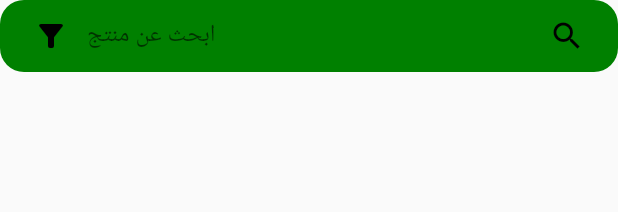
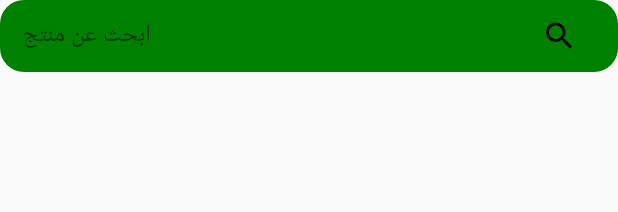
Before and after one commit to HasanIssa9/Stop_and_Shop, a Flutter app: the Search widget shown alone on an empty page, opened directly, on a phone screen of 412 x 824 dp. Shown: the top 212 px of the screen. Run offline on Flutter 3.47's test engine with Material 2 defaults, Android fonts, the phone set to English and light mode, and no system bars; our stand-ins replace animated_splash_screen, awesome_dialog, geocoding, geolocator, get, google_nav_bar and 3 more; accounts and stored records are empty; network calls fail.

Commit message:
last99999

```diff
--- a/frontend/lib/Screens/AllScreen/AllScreen.dart
+++ b/frontend/lib/Screens/AllScreen/AllScreen.dart
@@ -18,9 +18,9 @@ class AllScreen extends StatefulWidget {
 class _AllScreenState extends State<AllScreen> {
   int selectItem = 0;
   List<Widget> allPages =  [
-    const HomePage(),
-    const Cart(),
-    const Favorites(),
+    HomePage(),
+    Cart(),
+    Favorites(),
     UserProfile(),
   ];
 
--- a/frontend/lib/Screens/Cart/cart.dart
+++ b/frontend/lib/Screens/Cart/cart.dart
@@ -11,7 +11,8 @@ import 'build_cart_item.dart';
 import 'package:stop_and_shop/Services/local_database/shared_preferences.dart';
 
 class Cart extends StatelessWidget {
-  const Cart({Key? key}) : super(key: key);
+  Cart({Key? key}) : super(key: key);
+
 
   @override
   Widget build(BuildContext context) {
@@ -53,8 +54,6 @@ class Cart extends StatelessWidget {
                 child: Column(
                   crossAxisAlignment: CrossAxisAlignment.start,
                   children: [
-                    // ----------------------------- Box search ---------------------------------------
-                    const Search(),
                     const SizedBox(
                       height: 15,
                     ),
--- a/frontend/lib/Screens/FavoritesScreen/favorites.dart
+++ b/frontend/lib/Screens/FavoritesScreen/favorites.dart
@@ -33,10 +33,6 @@ class Favorites extends StatelessWidget {
                 child: Column(
                   crossAxisAlignment: CrossAxisAlignment.start,
                   children: [
-                    // ----------------------------- Box title ----------------------------------------
-
-                    // ----------------------------- Box search ---------------------------------------
-                    Search(),
                     const SizedBox(
                       height: 15,
                     ),
--- a/frontend/lib/Screens/HomeScreen/search.dart
+++ b/frontend/lib/Screens/HomeScreen/search.dart
@@ -1,30 +1,38 @@
 import 'package:flutter/material.dart';
+import 'package:stop_and_shop/modules/module_product.dart';
 
 import '../../style/colors.dart';
 
 class Search extends StatelessWidget {
-  const Search({
+  Search({
     Key? key,
   }) : super(key: key);
+
+  final TextEditingController search=TextEditingController();
 
   @override
   Widget build(BuildContext context) {
     return Container(
-      padding: const EdgeInsets.symmetric(horizontal: 10),
+      padding: const EdgeInsets.symmetric(horizontal: 15),
       decoration: BoxDecoration(
           color: greenColor, borderRadius: BorderRadius.circular(16)),
       child: TextField(
-        decoration: InputDecoration(
-          suffixIcon: const Icon(Icons.search,color: Colors.black,),
+        controller: search,
+        decoration:  InputDecoration(
+          suffixIcon: IconButton(
+              onPressed: () {
+                Product.search.value=search.text;
+                (Product.isSearch.value == true)
+                    ? Product.isSearch.value = false
+                    : Product.isSearchChanged();
+                // Product.search.value='';
+              },
+              icon: const Icon(
+                Icons.search,
+                color: Colors.black,
+              )),
           hintText: 'ابحث عن منتج',
           border: InputBorder.none,
-          prefixIcon: IconButton(
-            onPressed: () {},
-            icon: const Icon(
-              Icons.filter_list_alt,
-              color: Colors.black,
-            ),
-          ),
         ),
       ),
     );
--- a/frontend/lib/modules/module_product.dart
+++ b/frontend/lib/modules/module_product.dart
@@ -10,6 +10,7 @@ class Product {
   final RxBool isFavorite = false.obs;
   final RxBool isCart = false.obs;
   final RxBool isEdit = false.obs;
+  static final RxBool isSearch = false.obs;
 
   Product({
     required String nameProduct,
@@ -27,6 +28,10 @@ class Product {
     isFavorite.value = true;
   }
 
+  static isSearchChanged() {
+    isSearch.value = true;
+  }
+
   isCartChanged() {
     isCart.value = true;
   }
@@ -34,6 +39,8 @@ class Product {
   isEditItemCart() {
     isEdit.value = true;
   }
+
+  static RxString search = ''.obs;
 
   static RxList<Product> products = <Product>[
     Product(
```
Also changed, not shown: frontend/lib/Screens/Categories/categories.dart (+30 -2 lines), frontend/lib/Screens/HomeScreen/home_screen.dart (+41 -15 lines).
